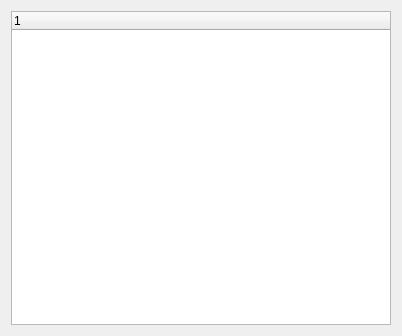
The window that wizard/ui/project_creation.ui (imby/STM32VLDiscovery_BeRTOS) describes before a commit, drawn with Qt 5.
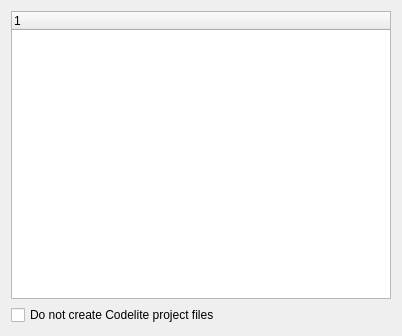
The same window after the commit.

What changed in the file:
```diff
--- a/wizard/ui/project_creation.ui
+++ b/wizard/ui/project_creation.ui
@@ -13,10 +13,17 @@
   <property name="windowTitle">
    <string>Form</string>
   </property>
-  <layout class="QVBoxLayout" name="verticalLayout">
+  <layout class="QVBoxLayout" name="verticalLayout" stretch="1,0">
    <item>
     <widget class="QTreeWidget" name="summaryTree"/>
    </item>
+   <item>
+    <widget class="QCheckBox" name="codeliteCheckBox">
+     <property name="text">
+      <string>Do not create Codelite project files</string>
+     </property>
+    </widget>
+   </item>
   </layout>
  </widget>
  <resources>
```
